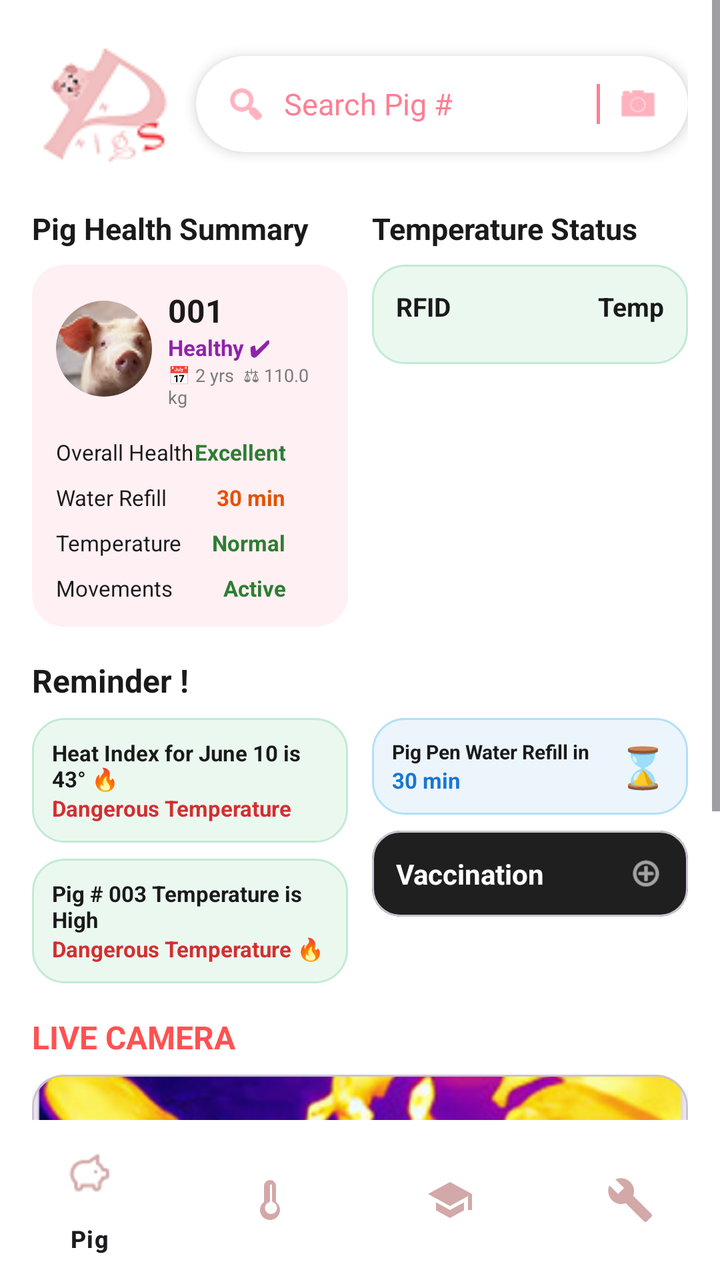
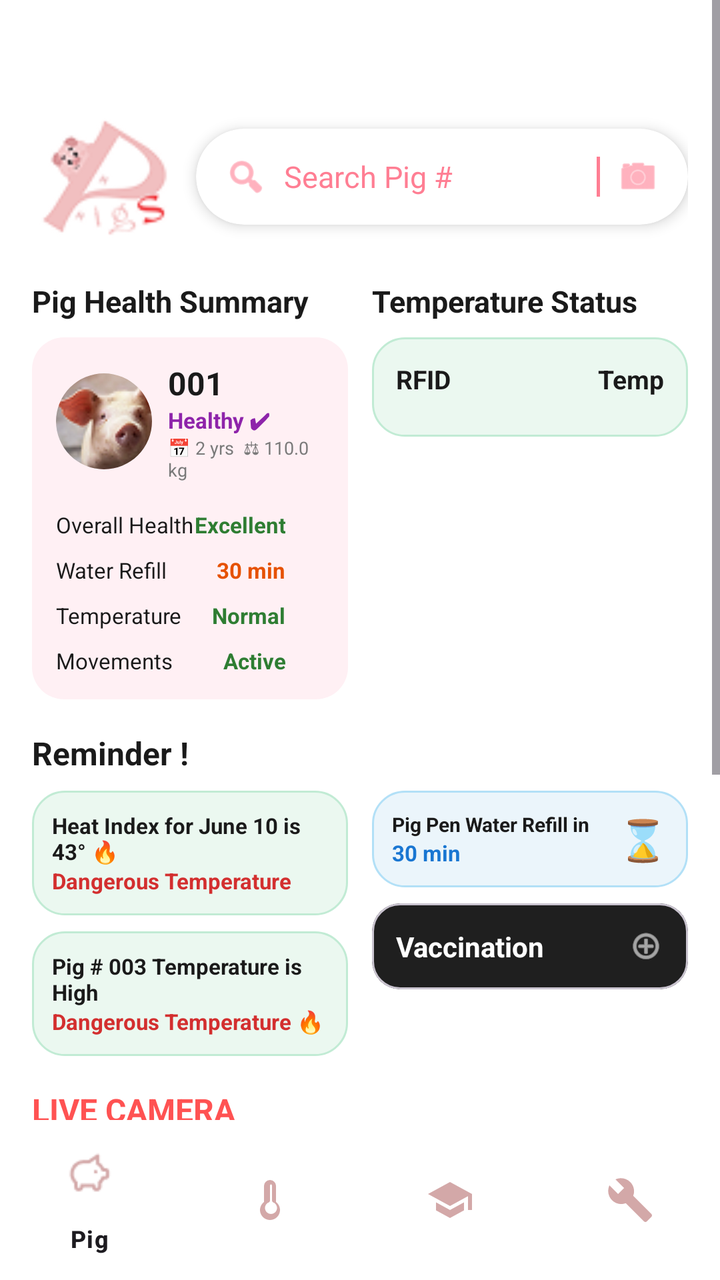

An Android layout rendered at two revisions. The XML below is the earlier revision; the diff shows what the commit changed to produce the second picture.
<!-- AndroidManifest.xml: application theme Theme.PigS -->
<!-- res/layout/activity_main.xml -->
<?xml version="1.0" encoding="utf-8"?>
<LinearLayout xmlns:android="http://schemas.android.com/apk/res/android"
    xmlns:app="http://schemas.android.com/apk/res-auto"
    android:layout_width="match_parent"
    android:layout_height="match_parent"
    android:orientation="vertical"
    android:background="#FFFFFF">

    <ScrollView
        android:layout_width="match_parent"
        android:layout_height="0dp"
        android:layout_weight="1"
        android:fillViewport="true">

        <LinearLayout
            android:layout_width="match_parent"
            android:layout_height="wrap_content"
            android:orientation="vertical"
            android:padding="16dp">

            
            <LinearLayout
                android:layout_width="match_parent"
                android:layout_height="wrap_content"
                android:gravity="center_vertical"
                android:orientation="horizontal">

                
                <ImageView
                    android:id="@+id/imgLogo"
                    android:layout_width="72dp"
                    android:layout_height="72dp"
                    android:adjustViewBounds="true"
                    android:contentDescription="PigSensor Logo"
                    android:scaleType="fitCenter"
                    android:src="@drawable/smalllogo" />

                
                <com.google.android.material.card.MaterialCardView
                    android:layout_width="0dp"
                    android:layout_height="48dp"
                    android:layout_marginStart="10dp"
                    android:layout_weight="1"
                    app:cardBackgroundColor="@color/white"
                    app:cardCornerRadius="24dp"
                    app:cardElevation="4dp"
                    app:strokeWidth="0dp">

                    <LinearLayout
                        android:layout_width="match_parent"
                        android:layout_height="match_parent"
                        android:gravity="center_vertical"
                        android:orientation="horizontal"
                        android:paddingHorizontal="14dp">

                        <ImageView
                            android:layout_width="22dp"
                            android:layout_height="22dp"
                            android:src="@android:drawable/ic_menu_search"
                            app:tint="@color/search_hint_pink" />

                        <EditText
                            android:id="@+id/etSearch"
                            android:layout_width="0dp"
                            android:layout_height="match_parent"
                            android:layout_weight="1"
                            android:background="@null"
                            android:hint="Search Pig #"
                            android:paddingHorizontal="8dp"
                            android:textColor="@color/text_dark"
                            android:textColorHint="@color/search_hint_pink"
                            android:textSize="15sp" />

                        
                        <View
                            android:layout_width="1.5dp"
                            android:layout_height="20dp"
                            android:layout_marginEnd="8dp"
                            android:background="@color/search_hint_pink" />

                        <ImageView
                            android:layout_width="22dp"
                            android:layout_height="22dp"
                            android:src="@android:drawable/ic_menu_camera"
                            app:tint="@color/search_hint_pink" />
                    </LinearLayout>
                </com.google.android.material.card.MaterialCardView>
            </LinearLayout>

            
            <LinearLayout
                android:layout_width="match_parent"
                android:layout_height="wrap_content"
                android:layout_marginTop="16dp"
                android:baselineAligned="false"
                android:orientation="horizontal">

                
                <LinearLayout
                    android:layout_width="0dp"
                    android:layout_height="wrap_content"
                    android:layout_marginEnd="6dp"
                    android:layout_weight="1"
                    android:orientation="vertical">

                    <TextView
                        android:layout_width="wrap_content"
                        android:layout_height="wrap_content"
                        android:text="Pig Health Summary"
                        android:textColor="@color/text_dark"
                        android:textSize="15sp"
                        android:textStyle="bold" />

                    <LinearLayout
                        android:layout_width="match_parent"
                        android:layout_height="wrap_content"
                        android:layout_marginTop="8dp"
                        android:background="@drawable/bg_card_pink"
                        android:orientation="vertical"
                        android:padding="12dp">

                        
                        <LinearLayout
                            android:layout_width="match_parent"
                            android:layout_height="wrap_content"
                            android:gravity="center_vertical"
                            android:orientation="horizontal">

                            <com.google.android.material.imageview.ShapeableImageView
                                android:layout_width="48dp"
                                android:layout_height="48dp"
                                android:scaleType="centerCrop"
                                android:src="@drawable/pigdash"
                                app:shapeAppearanceOverlay="@style/ShapeAppearance.Material3.Corner.Full" />

                            <LinearLayout
                                android:layout_width="wrap_content"
                                android:layout_height="wrap_content"
                                android:layout_marginStart="8dp"
                                android:orientation="vertical">

                                <TextView
                                    android:layout_width="wrap_content"
                                    android:layout_height="wrap_content"
                                    android:text="001"
                                    android:textColor="@color/text_dark"
                                    android:textSize="16sp"
                                    android:textStyle="bold" />

                                <TextView
                                    android:layout_width="wrap_content"
                                    android:layout_height="wrap_content"
                                    android:text="Healthy ✔"
                                    android:textColor="@color/text_purple"
                                    android:textSize="11sp"
                                    android:textStyle="bold" />

                                <TextView
                                    android:layout_width="wrap_content"
                                    android:layout_height="wrap_content"
                                    android:text="📅 2 yrs  ⚖ 110.0 kg"
                                    android:textColor="@color/text_muted"
                                    android:textSize="9sp" />
                            </LinearLayout>
                        </LinearLayout>

                        
                        <TableLayout
                            android:layout_width="match_parent"
                            android:layout_height="wrap_content"
                            android:layout_marginTop="14dp">

                            <TableRow android:layout_marginBottom="8dp">

                                <TextView
                                    android:text="Overall Health"
                                    android:textColor="@color/text_dark"
                                    android:textSize="11sp" />

                                <TextView
                                    android:gravity="end"
                                    android:text="Excellent"
                                    android:textColor="@color/text_green"
                                    android:textSize="11sp"
                                    android:textStyle="bold" />
                            </TableRow>

                            <TableRow android:layout_marginBottom="8dp">

                                <TextView
                                    android:text="Water Refill"
                                    android:textColor="@color/text_dark"
                                    android:textSize="11sp" />

                                <TextView
                                    android:gravity="end"
                                    android:text="30 min"
                                    android:textColor="@color/text_orange"
                                    android:textSize="11sp"
                                    android:textStyle="bold" />
                            </TableRow>

                            <TableRow android:layout_marginBottom="8dp">

                                <TextView
                                    android:text="Temperature"
                                    android:textColor="@color/text_dark"
                                    android:textSize="11sp" />

                                <TextView
                                    android:gravity="end"
                                    android:text="Normal"
                                    android:textColor="@color/text_green"
                                    android:textSize="11sp"
                                    android:textStyle="bold" />
                            </TableRow>

                            <TableRow>

                                <TextView
                                    android:text="Movements"
                                    android:textColor="@color/text_dark"
                                    android:textSize="11sp" />

                                <TextView
                                    android:gravity="end"
                                    android:text="Active"
                                    android:textColor="@color/text_green"
                                    android:textSize="11sp"
                                    android:textStyle="bold" />
                            </TableRow>
                        </TableLayout>
                    </LinearLayout>
                </LinearLayout>

                
                <LinearLayout
                    android:layout_width="0dp"
                    android:layout_height="wrap_content"
                    android:layout_marginStart="6dp"
                    android:layout_weight="1"
                    android:orientation="vertical">

                    <TextView
                        android:layout_width="wrap_content"
                        android:layout_height="wrap_content"
                        android:text="Temperature Status"
                        android:textColor="@color/text_dark"
                        android:textSize="15sp"
                        android:textStyle="bold" />

                    <LinearLayout
                        android:layout_width="match_parent"
                        android:layout_height="wrap_content"
                        android:layout_marginTop="8dp"
                        android:background="@drawable/bg_card_green"
                        android:orientation="vertical"
                        android:padding="12dp">

                        <TableLayout
                            android:id="@+id/tableTemperature"
                            android:layout_width="match_parent"
                            android:layout_height="wrap_content"
                            android:stretchColumns="*">

                            
                            <TableRow android:layout_marginBottom="8dp">

                                <TextView
                                    android:layout_width="0dp"
                                    android:layout_height="wrap_content"
                                    android:layout_weight="1"
                                    android:text="RFID"
                                    android:textColor="@color/text_dark"
                                    android:textSize="13sp"
                                    android:textStyle="bold" />

                                <TextView
                                    android:layout_width="0dp"
                                    android:layout_height="wrap_content"
                                    android:layout_weight="1"
                                    android:gravity="end"
                                    android:text="Temp"
                                    android:textColor="@color/text_dark"
                                    android:textSize="13sp"
                                    android:textStyle="bold" />
                            </TableRow>
                        </TableLayout>
                    </LinearLayout>
                </LinearLayout>
            </LinearLayout>

            <TextView
                android:layout_width="wrap_content"
                android:layout_height="wrap_content"
                android:layout_marginTop="16dp"
                android:text="Reminder !"
                android:textColor="@color/text_dark"
                android:textSize="16sp"
                android:textStyle="bold" />

            <LinearLayout
                android:layout_width="match_parent"
                android:layout_height="wrap_content"
                android:layout_marginTop="8dp"
                android:orientation="horizontal">

                
                <LinearLayout
                    android:layout_width="0dp"
                    android:layout_height="wrap_content"
                    android:layout_marginEnd="6dp"
                    android:layout_weight="1"
                    android:orientation="vertical">

                    <LinearLayout
                        android:layout_width="match_parent"
                        android:layout_height="wrap_content"
                        android:background="@drawable/bg_card_green"
                        android:orientation="vertical"
                        android:padding="10dp">

                        <TextView
                            android:layout_width="wrap_content"
                            android:layout_height="wrap_content"
                            android:text="Heat Index for June 10 is 43° 🔥"
                            android:textColor="@color/text_dark"
                            android:textSize="11sp"
                            android:textStyle="bold" />

                        <TextView
                            android:layout_width="wrap_content"
                            android:layout_height="wrap_content"
                            android:text="Dangerous Temperature"
                            android:textColor="@color/text_red"
                            android:textSize="11sp"
                            android:textStyle="bold" />
                    </LinearLayout>

                    <LinearLayout
                        android:layout_width="match_parent"
                        android:layout_height="wrap_content"
                        android:layout_marginTop="8dp"
                        android:background="@drawable/bg_card_green"
                        android:orientation="vertical"
                        android:padding="10dp">

                        <TextView
                            android:layout_width="wrap_content"
                            android:layout_height="wrap_content"
                            android:text="Pig # 003 Temperature is High"
                            android:textColor="@color/text_dark"
                            android:textSize="11sp"
                            android:textStyle="bold" />

                        <TextView
                            android:layout_width="wrap_content"
                            android:layout_height="wrap_content"
                            android:text="Dangerous Temperature 🔥"
                            android:textColor="@color/text_red"
                            android:textSize="11sp"
                            android:textStyle="bold" />
                    </LinearLayout>
                </LinearLayout>

                
                <LinearLayout
                    android:layout_width="0dp"
                    android:layout_height="wrap_content"
                    android:layout_marginStart="6dp"
                    android:layout_weight="1"
                    android:orientation="vertical">

                    <LinearLayout
                        android:layout_width="match_parent"
                        android:layout_height="wrap_content"
                        android:background="@drawable/bg_card_blue"
                        android:gravity="center_vertical"
                        android:orientation="horizontal"
                        android:padding="10dp">

                        <LinearLayout
                            android:layout_width="0dp"
                            android:layout_height="wrap_content"
                            android:layout_weight="1"
                            android:orientation="vertical">

                            <TextView
                                android:layout_width="wrap_content"
                                android:layout_height="wrap_content"
                                android:text="Pig Pen Water Refill in"
                                android:textColor="@color/text_dark"
                                android:textSize="10sp"
                                android:textStyle="bold" />

                            <TextView
                                android:layout_width="wrap_content"
                                android:layout_height="wrap_content"
                                android:text="30 min"
                                android:textColor="@color/text_blue"
                                android:textSize="11sp"
                                android:textStyle="bold" />
                        </LinearLayout>

                        <TextView
                            android:layout_width="wrap_content"
                            android:layout_height="wrap_content"
                            android:text="⌛"
                            android:textSize="20sp" />
                    </LinearLayout>

                    <com.google.android.material.card.MaterialCardView
                        android:id="@+id/btnVaccination"
                        android:layout_width="match_parent"
                        android:layout_height="wrap_content"
                        android:layout_marginTop="8dp"
                        app:cardBackgroundColor="@color/btn_dark"
                        app:cardCornerRadius="14dp"
                        app:cardElevation="0dp">

                        <LinearLayout
                            android:layout_width="match_parent"
                            android:layout_height="wrap_content"
                            android:gravity="center_vertical"
                            android:orientation="horizontal"
                            android:padding="12dp">

                            <TextView
                                android:layout_width="0dp"
                                android:layout_height="wrap_content"
                                android:layout_weight="1"
                                android:text="Vaccination"
                                android:textColor="@color/white"
                                android:textSize="14sp"
                                android:textStyle="bold" />

                            <ImageView
                                android:layout_width="18dp"
                                android:layout_height="18dp"
                                android:src="@android:drawable/ic_menu_add"
                                app:tint="@color/white" />
                        </LinearLayout>
                    </com.google.android.material.card.MaterialCardView>
                </LinearLayout>
            </LinearLayout>

            
            <TextView
                android:layout_width="wrap_content"
                android:layout_height="wrap_content"
                android:layout_marginTop="16dp"
                android:text="LIVE CAMERA"
                android:textColor="@color/live_camera_red"
                android:textSize="16sp"
                android:textStyle="bold" />

            <com.google.android.material.card.MaterialCardView
                android:layout_width="match_parent"
                android:layout_height="220dp"
                android:layout_marginTop="8dp"
                app:cardCornerRadius="16dp"
                app:cardElevation="2dp">

                <ImageView
                    android:id="@+id/imgThermalCam"
                    android:layout_width="match_parent"
                    android:layout_height="match_parent"
                    android:scaleType="centerCrop"
                    android:src="@drawable/livecam" />
            </com.google.android.material.card.MaterialCardView>

        </LinearLayout>
    </ScrollView>

    <com.google.android.material.bottomnavigation.BottomNavigationView
        android:id="@+id/navbot"
        android:layout_width="match_parent"
        android:layout_height="wrap_content"
        android:background="#FFFFFF"
        app:activeIndicatorLabelPadding="2dp"
        app:itemIconTint="#D3A8A8"
        app:itemPaddingTop="15dp"
        app:menu="@menu/botnav" />

</LinearLayout>
<!-- resources referenced by this layout -->
<resources>
  <color name="btn_dark">#1F1F1F</color>
  <color name="live_camera_red">#FF5252</color>
  <color name="search_hint_pink">#FF7E93</color>
  <color name="text_blue">#1976D2</color>
  <color name="text_dark">#1A1A1A</color>
  <color name="text_green">#2E7D32</color>
  <color name="text_muted">#7A7A7A</color>
  <color name="text_orange">#E65100</color>
  <color name="text_purple">#8E24AA</color>
  <color name="text_red">#D32F2F</color>
  <color name="white">#FFFFFFFF</color>
  <!-- drawable bg_card_blue (drawable) -->
  <?xml version="1.0" encoding="utf-8"?>
  <shape xmlns:android="http://schemas.android.com/apk/res/android">
      <solid android:color="@color/card_blue_bg" />
      <corners android:radius="16dp" />
      <stroke android:width="1dp" android:color="@color/card_blue_stroke" />
  </shape>
  <!-- drawable bg_card_green (drawable) -->
  <?xml version="1.0" encoding="utf-8"?>
  <shape xmlns:android="http://schemas.android.com/apk/res/android">
      <solid android:color="@color/card_green_bg" />
      <corners android:radius="16dp" />
      <stroke android:width="1dp" android:color="@color/card_green_stroke" />
  </shape>
  <!-- drawable bg_card_pink (drawable) -->
  <?xml version="1.0" encoding="utf-8"?>
  <shape xmlns:android="http://schemas.android.com/apk/res/android">
      <solid android:color="@color/card_pink_bg" />
      <corners android:radius="16dp" />
  </shape>
  <!-- drawable livecam: png bitmap (drawable, 180392 bytes) -->
  <!-- drawable pigdash: png bitmap (drawable, 6407 bytes) -->
  <!-- drawable smalllogo: png bitmap (drawable, 3336 bytes) -->
  <style name="Theme.PigS" parent="Base.Theme.PigS" />
  <color name="card_blue_bg">#EBF5FB</color>
  <color name="card_blue_stroke">#B2E0F7</color>
  <color name="card_green_bg">#EBF8F0</color>
  <color name="card_green_stroke">#C1EBD4</color>
  <color name="card_pink_bg">#FFF0F4</color>
  <style name="Base.Theme.PigS" parent="Theme.Material3.DayNight.NoActionBar">
          
          
      </style>
</resources>

<!-- the commit's change to res/layout/activity_main.xml (unified diff, before → after) -->
@@ -17,6 +17,15 @@
             android:layout_height="wrap_content"
             android:orientation="vertical"
             android:padding="16dp">
+
+            <TextView
+                android:id="@+id/tvWelcomeMessage"
+                android:layout_width="wrap_content"
+                android:layout_height="wrap_content"
+                android:layout_marginBottom="12dp"
+                android:textColor="@color/text_dark"
+                android:textSize="18sp"
+                android:textStyle="bold" />
 
             
             <LinearLayout
@@ -473,7 +482,7 @@
     </ScrollView>
 
     <com.google.android.material.bottomnavigation.BottomNavigationView
-        android:id="@+id/navbot"
+        android:id="@+id/bottomNavigationView"
         android:layout_width="match_parent"
         android:layout_height="wrap_content"
         android:background="#FFFFFF"
